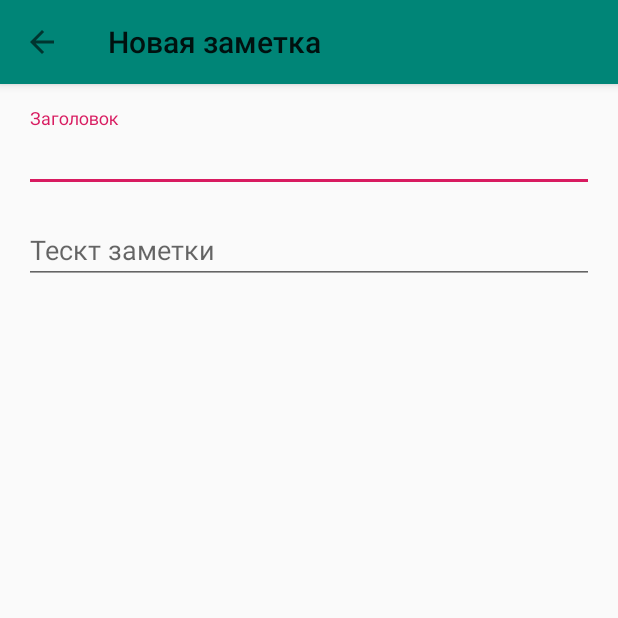
After one commit to alosev/learn-kotlin, an Android app: the NoteActivity screen opened directly, with no data from a screen before it, on a phone screen of 412 x 824 dp, the top half of it. The commit adds this screen. Run offline under Robolectric (Android 15) with nearby library versions, the phone set to English and light mode, and no system bars.

Commit message:
lesson 3

```diff
--- a/app/src/main/java/com/losev/myapp/domain/repository/NoteRepository.kt
+++ b/app/src/main/java/com/losev/myapp/domain/repository/NoteRepository.kt
@@ -1,7 +1,9 @@
 package com.losev.myapp.domain.repository
 
+import androidx.lifecycle.LiveData
 import com.losev.myapp.domain.model.Note
 
 interface NoteRepository {
-    fun getNotes(): List<Note>
+    fun getNotes(): LiveData<List<Note>>
+    fun saveNote(note: Note)
 }
--- /dev/null
+++ b/app/src/main/java/com/losev/myapp/ui/note/NoteActivity.kt
@@ -0,0 +1,112 @@
+package com.losev.myapp.ui.note
+
+import android.content.Context
+import android.content.Intent
+import android.os.Bundle
+import android.os.Handler
+import android.text.Editable
+import android.text.TextWatcher
+import android.view.MenuItem
+import androidx.appcompat.app.AppCompatActivity
+import androidx.core.content.ContextCompat
+import androidx.lifecycle.ViewModelProvider
+import com.losev.myapp.R
+import com.losev.myapp.domain.model.Note
+import kotlinx.android.synthetic.main.activity_note.*
+import kotlinx.android.synthetic.main.appbar.*
+import java.text.SimpleDateFormat
+import java.util.*
+
+class NoteActivity : AppCompatActivity() {
+
+    companion object {
+        const val EXTRA_NOTE = "EXTRA_NOTE"
+        const val DATE_TIME_FORMAT = "dd.MM.yy HH:mm"
+
+        fun create(context: Context, note: Note? = null) {
+            val intent = Intent(context, NoteActivity::class.java)
+            intent.putExtra(EXTRA_NOTE, note)
+            context.startActivity(intent);
+        }
+    }
+
+    private lateinit var viewModel: NoteViewModel;
+    private var note: Note? = null;
+    private val TextChangeListener = object : TextWatcher {
+        override fun afterTextChanged(s: Editable?) {
+            saveNote()
+        }
+
+        override fun beforeTextChanged(s: CharSequence?, start: Int, count: Int, after: Int) {}
+        override fun onTextChanged(s: CharSequence?, start: Int, before: Int, count: Int) {}
+    }
+
+    override fun onCreate(savedInstanceState: Bundle?) {
+        super.onCreate(savedInstanceState)
+        setContentView(R.layout.activity_note)
+        setSupportActionBar(toolbar)
+        supportActionBar?.setDisplayHomeAsUpEnabled(true)
+
+        note = intent.getParcelableExtra(EXTRA_NOTE);
+
+        supportActionBar?.title = note?.let {
+            SimpleDateFormat(DATE_TIME_FORMAT, Locale.getDefault()).format(it.lastChange)
+        } ?: "Новая заметка"
+
+        initViewModel()
+        initView()
+    }
+
+    private fun initViewModel() {
+        viewModel = ViewModelProvider(this).get(NoteViewModel::class.java)
+    }
+
+    private fun initView() {
+        note?.let { note ->
+            note_title.setText(note.title)
+            note_text.setText(note.text)
+            val color = convertColor(note.color)
+            toolbar.setBackgroundColor(ContextCompat.getColor(this, color))
+        }
+
+        note_title.addTextChangedListener(TextChangeListener)
+        note_text.addTextChangedListener(TextChangeListener)
+    }
+
+    private fun saveNote() {
+        Handler().post {
+            note = note?.copy(
+                    title = note_title.text.toString(),
+                    text = note_text.text.toString(),
+                    lastChange = Date()
+            ) ?: createNewNote()
+
+            note?.let {
+                viewModel.save(it)
+            }
+        }
+    }
+
+    private fun createNewNote() = Note(UUID.randomUUID().toString(), note_title.text.toString(), note_text.text.toString())
+
+    private fun convertColor(color: Note.Color): Int {
+        return when (color) {
+            Note.Color.WHITE -> R.color.white
+            Note.Color.YELLOW -> R.color.yellow
+            Note.Color.GREEN -> R.color.green
+            Note.Color.BLUE -> R.color.blue
+            Note.Color.LIME -> R.color.lime
+            Note.Color.PURPLE -> R.color.purple
+            Note.Color.PINK -> R.color.pink
+        }
+    }
+
+    override fun onOptionsItemSelected(item: MenuItem) = when (item.itemId) {
+        android.R.id.home -> {
+            onBackPressed()
+            true
+        }
+        else -> super.onOptionsItemSelected(item)
+    }
+
+}
--- /dev/null
+++ b/app/src/main/java/com/losev/myapp/ui/note/NoteViewModel.kt
@@ -0,0 +1,21 @@
+package com.losev.myapp.ui.note
+
+import androidx.lifecycle.ViewModel
+import com.losev.myapp.App
+import com.losev.myapp.domain.model.Note
+
+class NoteViewModel: ViewModel() {
+    private var pendingNote: Note? = null;
+
+    fun save(note: Note){
+        pendingNote = note;
+    }
+
+    override fun onCleared() {
+        super.onCleared()
+
+        pendingNote?.let {
+            App.getNoteInteractor().saveNote(it)
+        }
+    }
+}
--- /dev/null
+++ b/app/src/main/res/layout/activity_note.xml
@@ -0,0 +1,42 @@
+<?xml version="1.0" encoding="utf-8"?>
+<androidx.coordinatorlayout.widget.CoordinatorLayout xmlns:android="http://schemas.android.com/apk/res/android"
+    xmlns:app="http://schemas.android.com/apk/res-auto"
+    xmlns:tools="http://schemas.android.com/tools"
+    android:layout_width="match_parent"
+    android:layout_height="match_parent"
+    tools:context=".ui.note.NoteActivity">
+
+    <include layout="@layout/appbar" />
+
+    <androidx.appcompat.widget.LinearLayoutCompat
+        android:layout_width="match_parent"
+        android:layout_height="wrap_content"
+        android:orientation="vertical"
+        android:padding="16dp"
+        app:layout_behavior="@string/appbar_scrolling_view_behavior">
+
+        <com.google.android.material.textfield.TextInputLayout
+            android:layout_width="match_parent"
+            android:layout_height="wrap_content"
+            android:hint="@string/note_title_hint"
+            android:textColorHint="@android:color/black">
+
+            <com.google.android.material.textfield.TextInputEditText
+                android:id="@+id/note_title"
+                android:layout_width="match_parent"
+                android:layout_height="wrap_content"
+                android:textColor="@android:color/black" />
+        </com.google.android.material.textfield.TextInputLayout>
+
+        <androidx.appcompat.widget.AppCompatEditText
+            android:id="@+id/note_text"
+            android:layout_width="match_parent"
+            android:layout_height="wrap_content"
+            android:layout_marginTop="16dp"
+            android:gravity="top"
+            android:hint="@string/note_text_hint" />
+
+    </androidx.appcompat.widget.LinearLayoutCompat>
+
+
+</androidx.coordinatorlayout.widget.CoordinatorLayout>
--- /dev/null
+++ b/app/src/main/res/layout/appbar.xml
@@ -0,0 +1,15 @@
+<?xml version="1.0" encoding="utf-8"?>
+<com.google.android.material.appbar.AppBarLayout xmlns:android="http://schemas.android.com/apk/res/android"
+    xmlns:app="http://schemas.android.com/apk/res-auto"
+    android:id="@+id/appbar"
+    android:layout_width="match_parent"
+    android:layout_height="wrap_content">
+
+    <androidx.appcompat.widget.Toolbar
+        android:id="@+id/toolbar"
+        android:layout_width="match_parent"
+        android:layout_height="wrap_content"
+        app:layout_scrollFlags="scroll|exitUntilCollapsed"
+        app:title="@string/app_name" />
+
+</com.google.android.material.appbar.AppBarLayout>
--- a/app/src/main/res/values/colors.xml
+++ b/app/src/main/res/values/colors.xml
@@ -4,6 +4,7 @@
     <color name="colorPrimaryDark">#00574B</color>
     <color name="colorAccent">#D81B60</color>
 
+    <color name="white">#ffffff</color>
     <color name="pink">#f06292</color>
     <color name="purple">#9575cd</color>
     <color name="blue">#64b5f6</color>
--- a/app/src/main/res/values/strings.xml
+++ b/app/src/main/res/values/strings.xml
@@ -2,4 +2,6 @@
     <string name="app_name">My Notes</string>
     <string name="note_title">Очень важная заметка</string>
     <string name="note_text">Длинный предлинный текст важной заметки</string>
+    <string name="note_title_hint">Заголовок</string>
+    <string name="note_text_hint">Тескт заметки</string>
 </resources>
```
Also changed, not shown: app/build.gradle (+14 -6 lines), app/src/main/AndroidManifest.xml (+8 -1 lines), app/src/main/java/com/losev/myapp/App.kt (added, +14 -0 lines), app/src/main/java/com/losev/myapp/data/repository/NoteRepositoryListImpl.kt (+66 -99 lines), app/src/main/java/com/losev/myapp/domain/model/Note.kt (+33 -1 lines), app/src/main/java/com/losev/myapp/domain/usecases/NoteInteractor.kt (added, +11 -0 lines), app/src/main/java/com/losev/myapp/domain/usecases/NoteIteractor.kt (deleted, +0 -9 lines), app/src/main/java/com/losev/myapp/ui/main/MainActivity.kt (+12 -6 lines), app/src/main/java/com/losev/myapp/ui/main/MainViewModel.kt (+8 -8 lines), app/src/main/java/com/losev/myapp/ui/main/MainViewModelFactory.kt (deleted, +0 -12 lines), app/src/main/java/com/losev/myapp/ui/main/NoteAdapter.kt (+30 -9 lines), app/src/main/res/drawable/ic_add_black_24dp.xml (added, +9 -0 lines), app/src/main/res/layout/activity_main.xml (+12 -13 lines).
